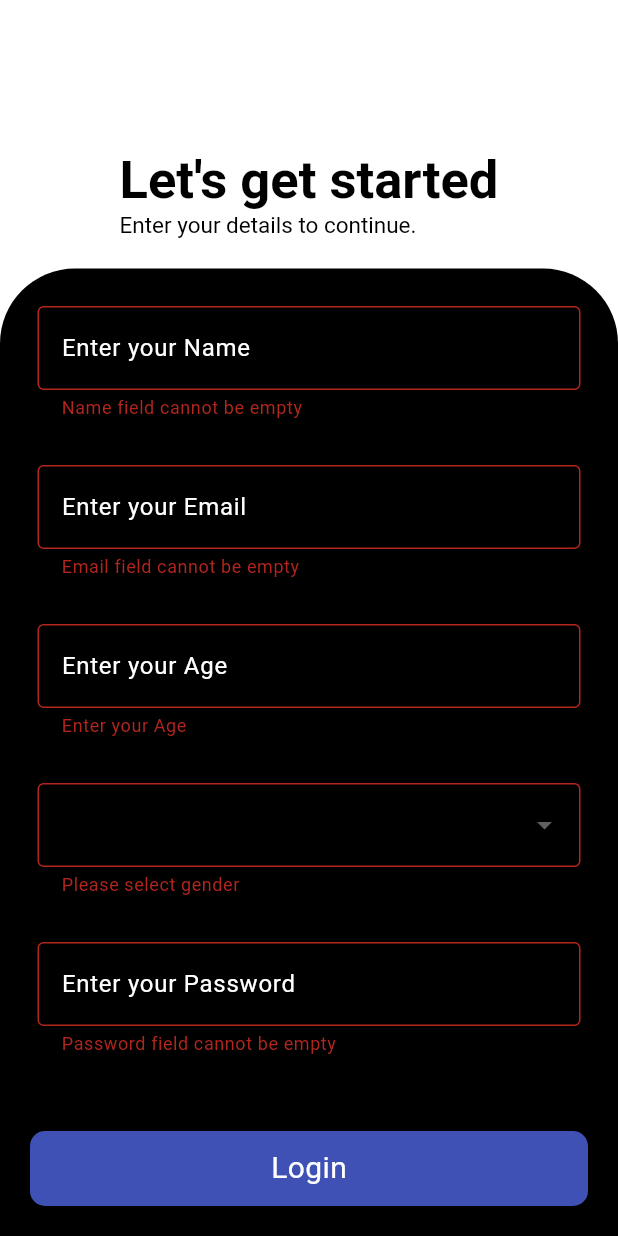
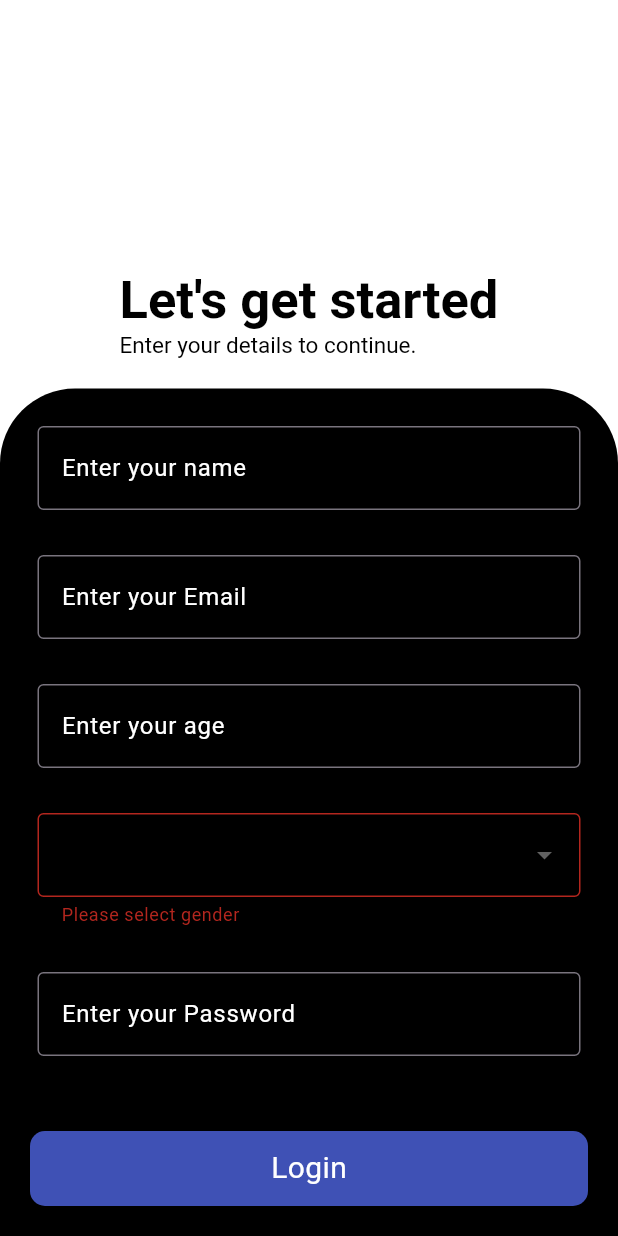
Before and after one commit to ZainR10/Flutter-Rooms, a Flutter app: the screen it shows after launch, after a tap on "Login", on a phone screen of 412 x 824 dp. Run offline on Flutter 3.47's test engine with Material 3 defaults, Android fonts, the phone set to English and light mode, and no system bars; drawn by our look-alikes of flutter_animate; our stand-ins replace shared_preferences.

Commit message:
created custom formfield

```diff
--- /dev/null
+++ b/lib/components/text_formfield.dart
@@ -0,0 +1,27 @@
+import 'package:flutter/material.dart';
+
+class CustomFormField extends StatelessWidget {
+  final TextEditingController? controller;
+  final FormFieldValidator<String>? validator;
+  final String? hintText;
+  final TextInputType? keyboardType;
+  const CustomFormField({
+    Key? key,
+    this.keyboardType,
+    this.hintText,
+    this.controller,
+    this.validator,
+  }) : super(key: key);
+  @override
+  Widget build(BuildContext context) {
+    return TextFormField(
+      style: const TextStyle(color: Colors.white),
+      keyboardType: keyboardType,
+      decoration: InputDecoration(
+          border: const OutlineInputBorder(),
+          hintText: hintText,
+          hintStyle: const TextStyle(
+              fontWeight: FontWeight.normal, color: Colors.white)),
+    );
+  }
+}
--- a/lib/info.dart
+++ b/lib/info.dart
@@ -54,7 +54,7 @@ class _InfoState extends State<Info> {
                 effects: const [
                   FadeEffect(duration: Durations.long3),
                   ThenEffect(),
-                  SlideEffect(begin: Offset(0, -1)),
+                  SlideEffect(begin: Offset(0, -0.5)),
                   ThenEffect(),
                   MoveEffect(begin: Offset(0, 10))
                 ],
--- a/lib/login.dart
+++ b/lib/login.dart
@@ -1,6 +1,7 @@
 import 'package:flutter/material.dart';
 import 'package:flutter_animate/flutter_animate.dart';
 import 'package:flutter_rooms/components/curved_container.dart';
+import 'package:flutter_rooms/components/text_formfield.dart';
 // import 'package:flutter_rooms/info.dart';
 import 'package:flutter_rooms/utils/routes_name.dart';
 import 'package:shared_preferences/shared_preferences.dart';
@@ -85,14 +86,8 @@ class _LoginState extends State<Login> {
                         child: Column(
                           children: [
                             //****name*****
-                            TextFormField(
-                              style: const TextStyle(color: Colors.white),
-                              decoration: const InputDecoration(
-                                  border: OutlineInputBorder(),
-                                  hintText: 'Enter your Name',
-                                  hintStyle: TextStyle(
-                                      fontWeight: FontWeight.normal,
-                                      color: Colors.white)),
+                            CustomFormField(
+                              hintText: 'Enter your name',
                               controller: nameController,
                               validator: (String? value) {
                                 if (value == null || value.isEmpty) {
@@ -112,14 +107,8 @@ class _LoginState extends State<Login> {
                             ),
                             const SizedBox(height: 30),
                             //******email*****
-                            TextFormField(
-                              style: const TextStyle(color: Colors.white),
-                              decoration: const InputDecoration(
-                                  border: OutlineInputBorder(),
-                                  hintText: 'Enter your Email',
-                                  hintStyle: TextStyle(
-                                      fontWeight: FontWeight.normal,
-                                      color: Colors.white)),
+                            CustomFormField(
+                              hintText: 'Enter your Email',
                               controller: emailController,
                               validator: (String? value) {
                                 if (value == null || value.isEmpty) {
@@ -135,14 +124,8 @@ class _LoginState extends State<Login> {
 
                             //****age*****
                             const SizedBox(height: 30),
-                            TextFormField(
-                              style: const TextStyle(color: Colors.white),
-                              decoration: const InputDecoration(
-                                  border: OutlineInputBorder(),
-                                  hintText: 'Enter your Age',
-                                  hintStyle: TextStyle(
-                                      fontWeight: FontWeight.normal,
-                                      color: Colors.white)),
+                            CustomFormField(
+                              hintText: 'Enter your age',
                               keyboardType: TextInputType.number,
                               controller: ageController,
                               validator: (String? value) {
@@ -189,14 +172,8 @@ class _LoginState extends State<Login> {
                             ),
                             const SizedBox(height: 30),
                             //password
-                            TextFormField(
-                              style: const TextStyle(color: Colors.white),
-                              decoration: const InputDecoration(
-                                  border: OutlineInputBorder(),
-                                  hintText: 'Enter your Password',
-                                  hintStyle: TextStyle(
-                                      fontWeight: FontWeight.normal,
-                                      color: Colors.white)),
+                            CustomFormField(
+                              hintText: 'Enter your Password',
                               controller: passwordController,
                               validator: (String? value) {
                                 if (value == null || value.isEmpty) {
```
